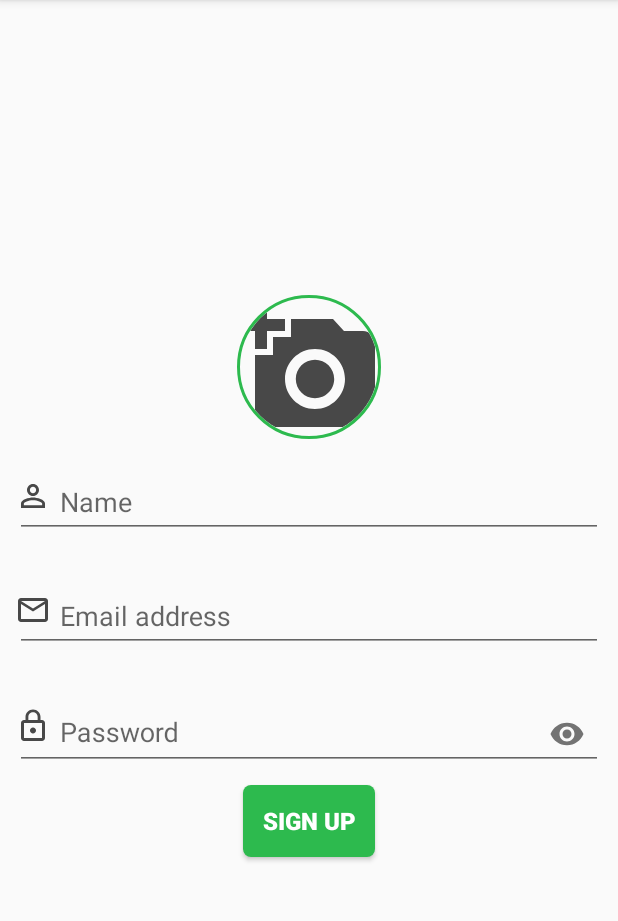
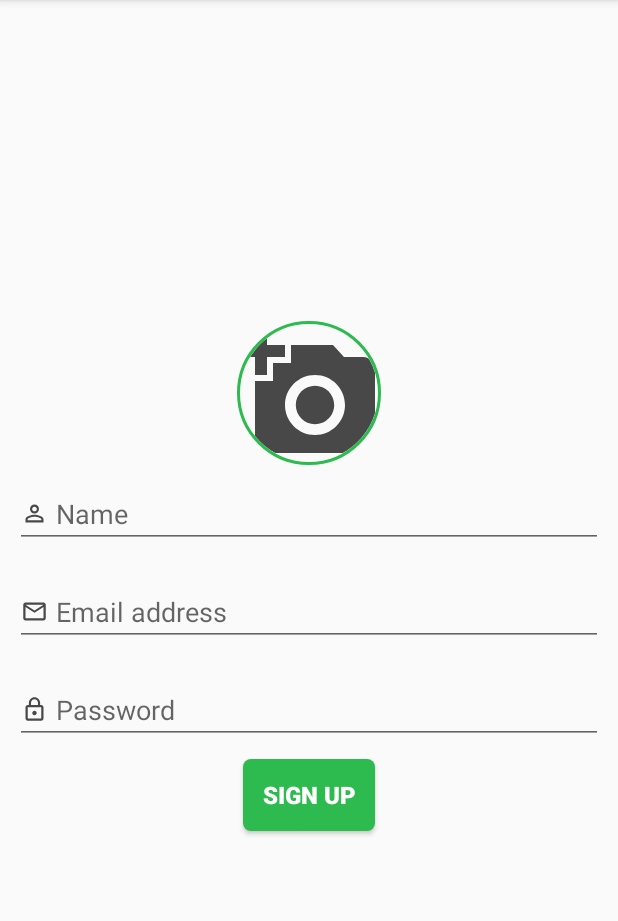
Before and after one commit to xMansour/KidSafe, an Android app: the screen it shows after launch (SignUpActivity), after a tap on "Email", on a phone screen of 412 x 824 dp, the part 84-1005 px from its top. Run offline under Robolectric (Android 15) with nearby library versions, the phone set to English and light mode, and no system bars; our stand-ins replace CircleImageView, Firebase (no records; nobody signed in at launch, a user with empty details on screens opened directly); 2 other taps on this screen came first.

Commit message:
Created the ModeSelectionFragment and updated the signup and login activity

```diff
--- a/Application/app/src/main/java/com/mansourappdevelopment/androidapp/kidsafe/activities/LoginActivity.java
+++ b/Application/app/src/main/java/com/mansourappdevelopment/androidapp/kidsafe/activities/LoginActivity.java
@@ -2,13 +2,12 @@ package com.mansourappdevelopment.androidapp.kidsafe.activities;
 
 import android.content.Intent;
 import android.support.annotation.NonNull;
-import android.support.design.widget.TextInputEditText;
-import android.support.design.widget.TextInputLayout;
 import android.support.v4.app.FragmentManager;
 import android.support.v7.app.AppCompatActivity;
 import android.os.Bundle;
 import android.view.View;
 import android.widget.Button;
+import android.widget.EditText;
 import android.widget.ProgressBar;
 import android.widget.TextView;
 import android.widget.Toast;
@@ -17,15 +16,14 @@ import com.google.android.gms.tasks.OnCompleteListener;
 import com.google.android.gms.tasks.Task;
 import com.google.firebase.auth.AuthResult;
 import com.google.firebase.auth.FirebaseAuth;
+import com.google.firebase.auth.FirebaseAuthException;
 import com.google.firebase.auth.FirebaseUser;
 import com.mansourappdevelopment.androidapp.kidsafe.R;
 import com.mansourappdevelopment.androidapp.kidsafe.fragments.RecoverPasswordFragment;
 
 public class LoginActivity extends AppCompatActivity {
-    private TextInputLayout txtLayoutEmail;
-    private TextInputLayout txtLayoutPassword;
-    private TextInputEditText txtEmail;
-    private TextInputEditText txtPassword;
+    private EditText txtLogInEmail;
+    private EditText txtLogInPassword;
     private Button btnLogin;
     private Button btnEmailSignUp;
     private Button btnGoogleSignUp;
@@ -41,11 +39,9 @@ public class LoginActivity extends AppCompatActivity {
         setContentView(R.layout.activity_login);
         //FirebaseApp.initializeApp(this);
         auth = FirebaseAuth.getInstance();
-        txtLayoutEmail = (TextInputLayout) findViewById(R.id.txtEmailLayout);
-        txtEmail = (TextInputEditText) findViewById(R.id.txtEmail);
+        txtLogInEmail = (EditText) findViewById(R.id.txtLogInEmail);
 
-        txtLayoutPassword = (TextInputLayout) findViewById(R.id.txtPasswordLayout);
-        txtPassword = (TextInputEditText) findViewById(R.id.txtPassword);
+        txtLogInPassword = (EditText) findViewById(R.id.txtLogInPassword);
 
         txtForgotPassword = (TextView) findViewById(R.id.txtForgotPassword);
 
@@ -53,15 +49,15 @@ public class LoginActivity extends AppCompatActivity {
         //progressBar.setVisibility(View.GONE);
 
         btnLogin = (Button) findViewById(R.id.btnLogin);
-        btnEmailSignUp = (Button) findViewById(R.id.btnEmailSignUp);
-        btnGoogleSignUp = (Button) findViewById(R.id.btnGoogleSignUp);
-        btnFacebookSignUp = (Button) findViewById(R.id.btnFacebookSignUp);
+        btnEmailSignUp = (Button) findViewById(R.id.btnSignUpEmail);
+        btnGoogleSignUp = (Button) findViewById(R.id.btnSignUpGoogle);
+        btnFacebookSignUp = (Button) findViewById(R.id.btnSignUpFacebook);
 
         btnLogin.setOnClickListener(new View.OnClickListener() {
             @Override
             public void onClick(View v) {
-                String email = txtEmail.getText().toString();
-                String password = txtPassword.getText().toString();
+                String email = txtLogInEmail.getText().toString();
+                String password = txtLogInPassword.getText().toString();
                 logIn(email, password);
             }
         });
@@ -91,37 +87,27 @@ public class LoginActivity extends AppCompatActivity {
             startSignedInActivity();
     }
 
-    private boolean validateForm() {
+/*    private boolean validateForm() {
         String emailPattern = "[a-zA-Z0-9._-]+@[a-z]+\\.+[a-z]+";
 
-        if (txtEmail.getText().toString().equals("")) {
-            txtLayoutEmail.setErrorEnabled(true);
-            txtLayoutEmail.setError("Enter your email");
+        if (txtLogInEmail.getText().toString().equals("")) {
+            txtLogInEmail.setError("Enter your email");
             return false;
-        } else {
-            txtLayoutEmail.setErrorEnabled(false);
-
         }
-        if (!txtEmail.getText().toString().trim().matches(emailPattern)) {
-            txtLayoutEmail.setErrorEnabled(true);
-            txtLayoutEmail.setError("Enter a valid email");
+        if (!txtLogInEmail.getText().toString().trim().matches(emailPattern)) {
+            txtLogInEmail.setError("Enter a valid email");
             return false;
-        } else {
-            txtLayoutEmail.setErrorEnabled(false);
         }
 
-        if (txtPassword.getText().toString().length() <= 6) {
-            txtLayoutPassword.setErrorEnabled(true);
-            txtLayoutPassword.setError("Enter a valid password");
+        if (txtLogInPassword.getText().toString().length() <= 6) {
+            txtLogInPassword.setError("Enter a valid password");
             return false;
-        } else {
-            txtLayoutPassword.setErrorEnabled(false);
         }
         return true;
-    }
+    }*/
 
     private void logIn(String email, String password) {
-        if (validateForm()) {
+        //if (validateForm()) {
         progressBar.setVisibility(View.VISIBLE);
         auth.signInWithEmailAndPassword(email, password)
                 .addOnCompleteListener(this, new OnCompleteListener<AuthResult>() {
@@ -134,12 +120,25 @@ public class LoginActivity extends AppCompatActivity {
                             //update ui -> go to signedIn activity
                             startSignedInActivity();
                         } else {
+                            String errorCode = ((FirebaseAuthException) task.getException()).getErrorCode();
+                            switch (errorCode) {
+                                case "ERROR_INVALID_EMAIL":
+                                    txtLogInEmail.setError("Enter a valid email");
+                                    break;
+                                case "ERROR_USER_NOT_FOUND":
+                                    txtLogInEmail.setError("Email isn't registered");
+                                    break;
+                                case "ERROR_WRONG_PASSWORD":
+                                    txtLogInPassword.setError("Wrong password");
+                                    break;
+                                default:
                                     Toast.makeText(LoginActivity.this, "Authentication Failed", Toast.LENGTH_SHORT).show();
+                            }
                         }
                     }
                 });
     }
-    }
+    //   }
 
     private void recoverPassword() {
         FragmentManager fragmentManager = getSupportFragmentManager();
--- a/Application/app/src/main/java/com/mansourappdevelopment/androidapp/kidsafe/activities/SignUpActivity.java
+++ b/Application/app/src/main/java/com/mansourappdevelopment/androidapp/kidsafe/activities/SignUpActivity.java
@@ -1,15 +1,17 @@
 package com.mansourappdevelopment.androidapp.kidsafe.activities;
 
+import android.content.DialogInterface;
 import android.content.Intent;
 import android.net.Uri;
+import android.os.Handler;
 import android.support.annotation.NonNull;
 import android.support.annotation.Nullable;
-import android.support.design.widget.TextInputEditText;
-import android.support.design.widget.TextInputLayout;
+import android.support.v4.app.FragmentManager;
 import android.support.v7.app.AppCompatActivity;
 import android.os.Bundle;
 import android.view.View;
 import android.widget.Button;
+import android.widget.EditText;
 import android.widget.ProgressBar;
 import android.widget.Toast;
 
@@ -17,24 +19,25 @@ import com.google.android.gms.tasks.OnCompleteListener;
 import com.google.android.gms.tasks.Task;
 import com.google.firebase.auth.AuthResult;
 import com.google.firebase.auth.FirebaseAuth;
+import com.google.firebase.auth.FirebaseAuthException;
 import com.google.firebase.auth.FirebaseUser;
 import com.mansourappdevelopment.androidapp.kidsafe.R;
+import com.mansourappdevelopment.androidapp.kidsafe.fragments.ModeSelectionFragment;
 
 import de.hdodenhof.circleimageview.CircleImageView;
 
-public class SignUpActivity extends AppCompatActivity {
+public class SignUpActivity extends AppCompatActivity implements DialogInterface.OnDismissListener {
     private final int PICK_IMAGE_REQUEST = 59;
     private Uri imageUri;
     private FirebaseAuth auth;
-    private TextInputLayout txtSignUpEmailLayout;
-    private TextInputLayout txtSignUpPasswordLayout;
-    private TextInputLayout txtSignUpNameLayout;
-    private TextInputEditText txtSignUpEmail;
-    private TextInputEditText txtSignUpPassword;
-    private TextInputEditText txtSignUpName;
+    private FirebaseUser user;
+    private EditText txtSignUpEmail;
+    private EditText txtSignUpPassword;
+    private EditText txtSignUpName;
     private Button btnSignUp;
     private CircleImageView imgProfile;
     private ProgressBar progressBar;
+    private FragmentManager fragmentManager;
 
 
     @Override
@@ -42,14 +45,9 @@ public class SignUpActivity extends AppCompatActivity {
         super.onCreate(savedInstanceState);
         setContentView(R.layout.activity_sign_up);
         auth = FirebaseAuth.getInstance();
-        txtSignUpEmailLayout = (TextInputLayout) findViewById(R.id.txtSignUpEmailLayout);
-        txtSignUpEmail = (TextInputEditText) findViewById(R.id.txtSignUpEmail);
-
-        txtSignUpPasswordLayout = (TextInputLayout) findViewById(R.id.txtSignUpPasswordLayout);
-        txtSignUpPassword = (TextInputEditText) findViewById(R.id.txtSignUpPassword);
-
-        txtSignUpNameLayout = (TextInputLayout) findViewById(R.id.txtSignUpNameLayout);
-        txtSignUpName = (TextInputEditText) findViewById(R.id.txtSignUpName);
+        txtSignUpEmail = (EditText) findViewById(R.id.txtSignUpEmail);
+        txtSignUpPassword = (EditText) findViewById(R.id.txtSignUpPassword);
+        txtSignUpName = (EditText) findViewById(R.id.txtSignUpName);
         //TODO:: Name Should be uploaded to the database
 
         progressBar = (ProgressBar) findViewById(R.id.progressBar);
@@ -74,37 +72,27 @@ public class SignUpActivity extends AppCompatActivity {
 
     }
 
-    private boolean validateForm() {
+/*    private boolean validateForm() {
         String emailPattern = "[a-zA-Z0-9._-]+@[a-z]+\\.+[a-z]+";
 
         if (txtSignUpEmail.getText().toString().equals("")) {
-            txtSignUpEmailLayout.setErrorEnabled(true);
-            txtSignUpEmailLayout.setError("Enter your email");
+            txtSignUpEmail.setError("Enter your email");
             return false;
-        } else {
-            txtSignUpEmailLayout.setErrorEnabled(false);
-
         }
         if (!txtSignUpEmail.getText().toString().trim().matches(emailPattern)) {
-            txtSignUpEmailLayout.setErrorEnabled(true);
-            txtSignUpEmailLayout.setError("Enter a valid email");
+            txtSignUpEmail.setError("Enter a valid email");
             return false;
-        } else {
-            txtSignUpEmailLayout.setErrorEnabled(false);
         }
 
         if (txtSignUpPassword.getText().toString().length() <= 6) {
-            txtSignUpPasswordLayout.setErrorEnabled(true);
-            txtSignUpPasswordLayout.setError("Enter a valid password");
+            txtSignUpPassword.setError("Enter a valid password");
             return false;
-        } else {
-            txtSignUpPasswordLayout.setErrorEnabled(false);
         }
         return true;
-    }
+    }*/
 
     private void signUp(String email, String password) {
-        if (validateForm()) {
+        //if (validateForm()) {
         progressBar.setVisibility(View.VISIBLE);
         auth.createUserWithEmailAndPassword(email, password)
                 .addOnCompleteListener(this, new OnCompleteListener<AuthResult>() {
@@ -114,16 +102,30 @@ public class SignUpActivity extends AppCompatActivity {
                         if (task.isSuccessful()) {
                             FirebaseUser user = auth.getCurrentUser();
                             //update ui -> go to LoginActivity
-                                Toast.makeText(SignUpActivity.this, "SignUp Succeeded", Toast.LENGTH_SHORT).show();
-                                startLoginActivity();
+                            checkMode();
+
                         } else {
+                            String errorCode = ((FirebaseAuthException) task.getException()).getErrorCode();
+                            switch (errorCode) {
+                                case "ERROR_INVALID_EMAIL":
+                                    txtSignUpEmail.setError("Enter a valid email");
+                                    break;
+                                case "ERROR_EMAIL_ALREADY_IN_USE":
+                                    txtSignUpEmail.setError("Email is already in use");
+                                    break;
+                                case "ERROR_WEAK_PASSWORD":
+                                    txtSignUpPassword.setError("Weak password");
+                                    break;
+                                default:
                                     Toast.makeText(SignUpActivity.this, "SignUp Failed", Toast.LENGTH_SHORT).show();
+
+                            }
 
                         }
                     }
                 });
     }
-    }
+    // }
 
     private void openFileChooser() {
         Intent intent = new Intent();
@@ -139,12 +141,43 @@ public class SignUpActivity extends AppCompatActivity {
         if (requestCode == PICK_IMAGE_REQUEST && resultCode == RESULT_OK && data != null && data.getData() != null) {
             imageUri = data.getData();
             imgProfile.setImageURI(imageUri);
-            //TODO:: imgageUri Should be uploaded to the database as the profile image's uri
+            //TODO:: imageUri Should be uploaded to the database as the profile image's uri
         }
+    }
+
+    private void checkMode() {
+        fragmentManager = getSupportFragmentManager();
+        ModeSelectionFragment modeSelectionFragment = new ModeSelectionFragment();
+        modeSelectionFragment.show(fragmentManager, "1");
+    }
+
+    private void verifyAccount() {
+        user = auth.getCurrentUser();
+        user.sendEmailVerification()
+                .addOnCompleteListener(new OnCompleteListener<Void>() {
+                    @Override
+                    public void onComplete(@NonNull Task<Void> task) {
+                        if (task.isSuccessful())
+                            new Handler().postDelayed(new Runnable() {
+                                @Override
+                                public void run() {
+                                    Toast.makeText(SignUpActivity.this, "Verification email sent, it may be within your drafts", Toast.LENGTH_LONG).show();
+
+                                }
+                            }, 3000);
+                    }
+                });
     }
 
     private void startLoginActivity() {
         Intent intent = new Intent(this, LoginActivity.class);
         startActivity(intent);
     }
+
+    @Override
+    public void onDismiss(DialogInterface dialog) {
+        Toast.makeText(SignUpActivity.this, "Sign up Succeeded", Toast.LENGTH_SHORT).show();
+        verifyAccount();
+        startLoginActivity();
     }
+}
--- a/Application/app/src/main/java/com/mansourappdevelopment/androidapp/kidsafe/fragments/RecoverPasswordFragment.java
+++ b/Application/app/src/main/java/com/mansourappdevelopment/androidapp/kidsafe/fragments/RecoverPasswordFragment.java
@@ -64,7 +64,7 @@ public class RecoverPasswordFragment extends DialogFragment {
                         @Override
                         public void onComplete(@NonNull Task<Void> task) {
                             if (task.isSuccessful()) {
-                                Toast.makeText(getActivity(), "Email sent, it may be within your drafts", Toast.LENGTH_SHORT).show();
+                                Toast.makeText(getActivity(), "Password reset email sent, it may be within your drafts", Toast.LENGTH_LONG).show();
                                 dismiss();
                             }
                         }
--- a/Application/app/src/main/res/drawable/ic_lock.xml
+++ b/Application/app/src/main/res/drawable/ic_lock.xml
@@ -1,5 +1,5 @@
-<vector android:height="24dp" android:tint="#484848"
+<vector android:height="18dp" android:tint="#484848"
     android:viewportHeight="24.0" android:viewportWidth="24.0"
-    android:width="24dp" xmlns:android="http://schemas.android.com/apk/res/android">
+    android:width="18dp" xmlns:android="http://schemas.android.com/apk/res/android">
     <path android:fillColor="#FF000000" android:pathData="M12,17c1.1,0 2,-0.9 2,-2s-0.9,-2 -2,-2 -2,0.9 -2,2 0.9,2 2,2zM18,8h-1L17,6c0,-2.76 -2.24,-5 -5,-5S7,3.24 7,6v2L6,8c-1.1,0 -2,0.9 -2,2v10c0,1.1 0.9,2 2,2h12c1.1,0 2,-0.9 2,-2L20,10c0,-1.1 -0.9,-2 -2,-2zM8.9,6c0,-1.71 1.39,-3.1 3.1,-3.1s3.1,1.39 3.1,3.1v2L8.9,8L8.9,6zM18,20L6,20L6,10h12v10z"/>
 </vector>
--- a/Application/app/src/main/res/drawable/ic_mail.xml
+++ b/Application/app/src/main/res/drawable/ic_mail.xml
@@ -1,5 +1,5 @@
-<vector android:height="24dp" android:tint="#484848"
+<vector android:height="18dp" android:tint="#484848"
     android:viewportHeight="24.0" android:viewportWidth="24.0"
-    android:width="24dp" xmlns:android="http://schemas.android.com/apk/res/android">
+    android:width="18dp" xmlns:android="http://schemas.android.com/apk/res/android">
     <path android:fillColor="#FF000000" android:pathData="M20,4L4,4c-1.1,0 -1.99,0.9 -1.99,2L2,18c0,1.1 0.9,2 2,2h16c1.1,0 2,-0.9 2,-2L22,6c0,-1.1 -0.9,-2 -2,-2zM20,18L4,18L4,8l8,5 8,-5v10zM12,11L4,6h16l-8,5z"/>
 </vector>
--- a/Application/app/src/main/res/drawable/ic_person.xml
+++ b/Application/app/src/main/res/drawable/ic_person.xml
@@ -1,5 +1,5 @@
-<vector android:height="24dp" android:tint="#484848"
+<vector android:height="18dp" android:tint="#484848"
     android:viewportHeight="24.0" android:viewportWidth="24.0"
-    android:width="24dp" xmlns:android="http://schemas.android.com/apk/res/android">
+    android:width="18dp" xmlns:android="http://schemas.android.com/apk/res/android">
     <path android:fillColor="#FF000000" android:pathData="M12,5.9c1.16,0 2.1,0.94 2.1,2.1s-0.94,2.1 -2.1,2.1S9.9,9.16 9.9,8s0.94,-2.1 2.1,-2.1m0,9c2.97,0 6.1,1.46 6.1,2.1v1.1L5.9,18.1L5.9,17c0,-0.64 3.13,-2.1 6.1,-2.1M12,4C9.79,4 8,5.79 8,8s1.79,4 4,4 4,-1.79 4,-4 -1.79,-4 -4,-4zM12,13c-2.67,0 -8,1.34 -8,4v3h16v-3c0,-2.66 -5.33,-4 -8,-4z"/>
 </vector>
--- a/Application/app/src/main/res/layout/activity_sign_up.xml
+++ b/Application/app/src/main/res/layout/activity_sign_up.xml
@@ -28,91 +28,39 @@
                 app:civ_border_color="@color/github_green"
                 app:civ_border_width="2dp" />
 
-            <FrameLayout
+
+            <EditText
+                android:id="@+id/txtSignUpName"
                 android:layout_width="fill_parent"
                 android:layout_height="wrap_content"
-                android:layout_margin="10dp">
+                android:layout_margin="10dp"
+                android:drawableStart="@drawable/ic_person"
+                android:drawableLeft="@drawable/ic_person"
+                android:drawablePadding="5dp"
+                android:hint="Name"
+                android:inputType="textPersonName" />
 
-                <ImageView
-                    android:layout_width="wrap_content"
-                    android:layout_height="wrap_content"
-                    android:layout_gravity="start|center_vertical"
-                    android:contentDescription="@null"
-                    android:src="@drawable/ic_person" />
-
-                <android.support.design.widget.TextInputLayout
-                    android:id="@+id/txtSignUpNameLayout"
-                    android:layout_width="match_parent"
-                    android:layout_height="wrap_content">
-
-                    <android.support.design.widget.TextInputEditText
-                        android:id="@+id/txtSignUpName"
-                        android:layout_width="match_parent"
-                        android:layout_height="wrap_content"
-                        android:hint="Name"
-                        android:inputType="textPersonName"
-                        android:maxLines="1"
-                        android:paddingLeft="30dp" />
-                </android.support.design.widget.TextInputLayout>
-            </FrameLayout>
-
-            <FrameLayout
+            <EditText
+                android:id="@+id/txtSignUpEmail"
                 android:layout_width="fill_parent"
                 android:layout_height="wrap_content"
-                android:layout_margin="10dp">
+                android:layout_margin="10dp"
+                android:drawableStart="@drawable/ic_mail"
+                android:drawableLeft="@drawable/ic_mail"
+                android:drawablePadding="5dp"
+                android:hint="Email address"
+                android:inputType="textEmailAddress" />
 
-                <ImageView
-                    android:layout_width="wrap_content"
-                    android:layout_height="wrap_content"
-                    android:layout_gravity="start|center_vertical"
-                    android:contentDescription="@null"
-                    android:src="@drawable/ic_mail" />
-
-                <android.support.design.widget.TextInputLayout
-                    android:id="@+id/txtSignUpEmailLayout"
-                    android:layout_width="match_parent"
-                    android:layout_height="wrap_content">
-
-                    <android.support.design.widget.TextInputEditText
-                        android:id="@+id/txtSignUpEmail"
-                        android:layout_width="match_parent"
-                        android:layout_height="wrap_content"
-                        android:hint="Email address"
-                        android:inputType="textEmailAddress"
-                        android:maxLines="1"
-                        android:paddingLeft="30dp" />
-                </android.support.design.widget.TextInputLayout>
-            </FrameLayout>
-
-            <FrameLayout
-                android:layout_width="match_parent"
+            <EditText
+                android:id="@+id/txtSignUpPassword"
+                android:layout_width="fill_parent"
                 android:layout_height="wrap_content"
-                android:layout_margin="10dp">
-
-                <ImageView
-                    android:layout_width="wrap_content"
-                    android:layout_height="wrap_content"
-                    android:layout_gravity="start|center_vertical"
-                    android:contentDescription="@null"
-                    android:src="@drawable/ic_lock" />
-
-                <android.support.design.widget.TextInputLayout
-                    android:id="@+id/txtSignUpPasswordLayout"
-                    android:layout_width="match_parent"
-                    android:layout_height="wrap_content"
-                    app:passwordToggleEnabled="true">
-
-                    <android.support.design.widget.TextInputEditText
-                        android:id="@+id/txtSignUpPassword"
-                        android:layout_width="match_parent"
-                        android:layout_height="wrap_content"
-                        android:hint="Password"
-                        android:inputType="textPassword"
-                        android:maxLines="1"
-                        android:paddingLeft="30dp" />
-                </android.support.design.widget.TextInputLayout>
-
-            </FrameLayout>
+                android:layout_margin="10dp"
+                android:drawableStart="@drawable/ic_lock"
+                android:drawableLeft="@drawable/ic_lock"
+                android:drawablePadding="5dp"
+                android:hint="Password"
+                android:inputType="textPassword" />
 
             <Button
                 android:id="@+id/btnSignUp"
--- a/Application/app/src/main/res/layout/fragment_recover_password.xml
+++ b/Application/app/src/main/res/layout/fragment_recover_password.xml
@@ -35,11 +35,13 @@
         android:layout_height="50dp"
         android:layout_margin="20dp"
         android:background="@drawable/edit_text_rounded"
+        android:drawableLeft="@drawable/ic_mail"
+        android:drawablePadding="5dp"
         android:ems="10"
+        android:hint="Your email"
         android:inputType="textEmailAddress"
         android:maxLines="1"
-        android:padding="10dp"
-        android:textAlignment="center" />
+        android:padding="5dp" />
 
     <Button
         android:id="@+id/btnRecoverPassword"
--- a/Application/app/src/main/res/values/colors.xml
+++ b/Application/app/src/main/res/values/colors.xml
@@ -2,7 +2,7 @@
 <resources>
     <color name="colorPrimary">#008577</color>
     <color name="colorPrimaryDark">#00574B</color>
-    <color name="colorAccent">#D81B60</color>
+    <color name="colorAccent">#2dba4e</color>
     <color name="blue">#1D4A7C</color>
     <color name="lightBlue">#ADCEDF</color>
     <color name="white">#ffffff</color>
@@ -20,6 +20,8 @@
     <color name="github_dark_white">#fafbfc</color>
     <color name="github_white">#ffffff</color>
     <color name="github_green">#2dba4e</color>
+    <color name="github_light_green">#6AFF91</color>
+
 
 
     <color name="darkRed">#B00020</color>
```
Also changed, not shown: Application/app/src/main/java/com/mansourappdevelopment/androidapp/kidsafe/fragments/ModeSelectionFragment.java (added, +93 -0 lines), Application/app/src/main/res/drawable/edit_text_rounded_disabled.xml (added, +9 -0 lines), Application/app/src/main/res/layout/activity_login.xml (+23 -34 lines), Application/app/src/main/res/layout/fragment_mode_selection.xml (added, +61 -0 lines). Lines whose indentation alone changed are shown as unchanged.
